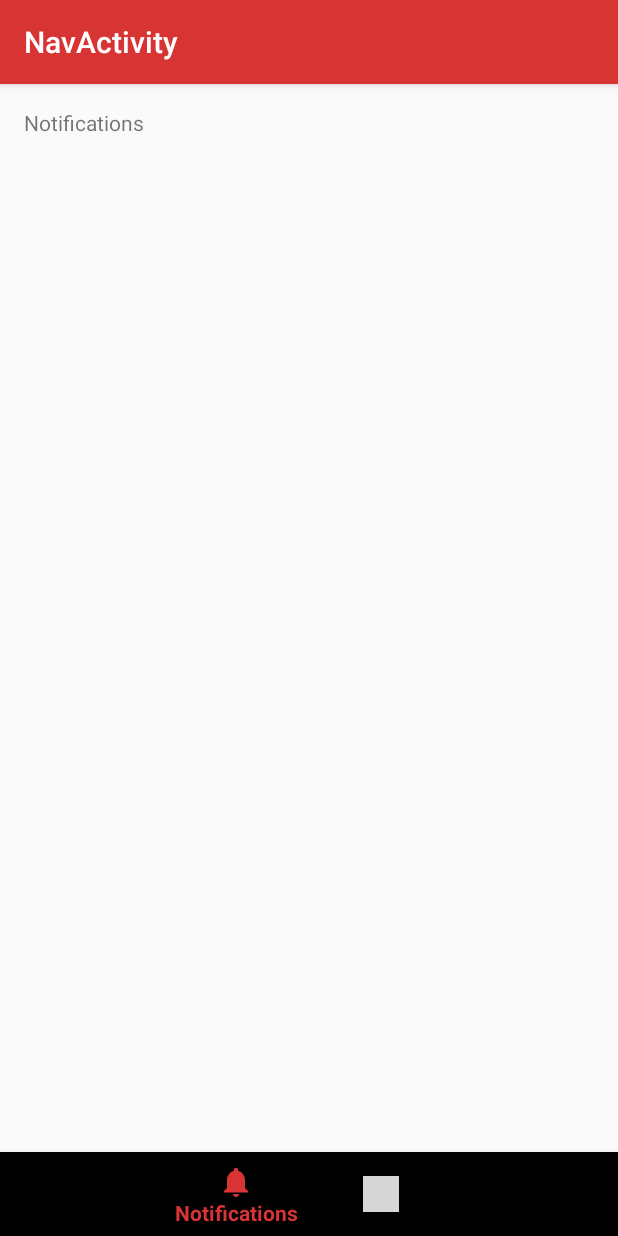
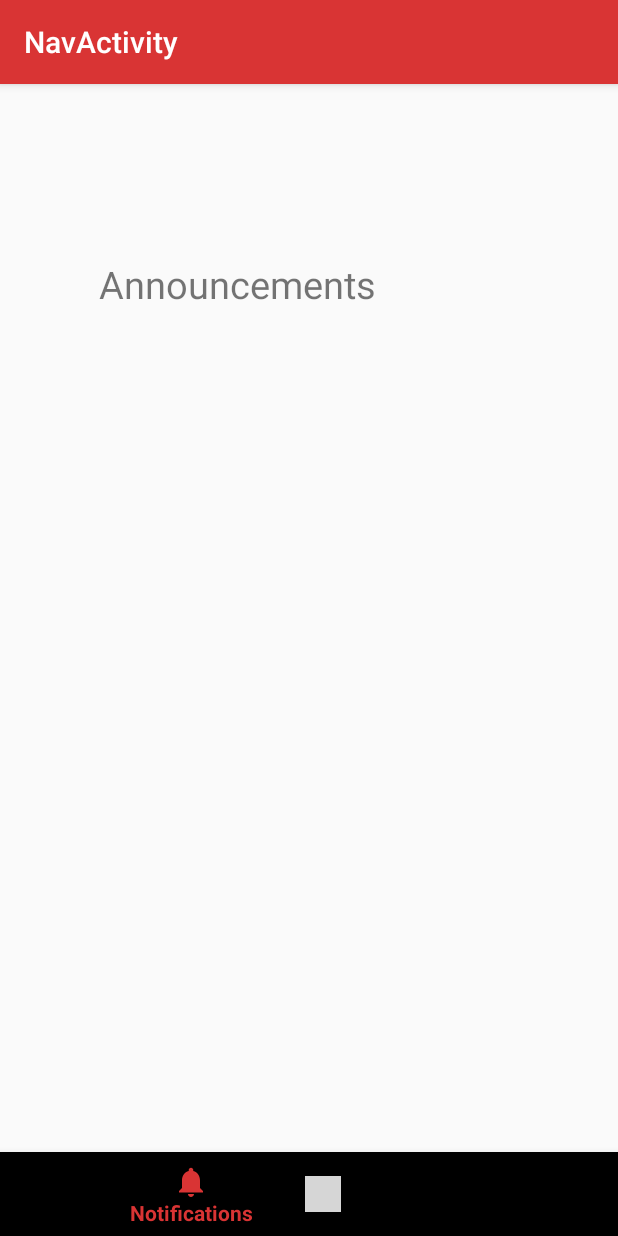
Before and after one commit to SChakravorti21/SakaiClientAndroid, an Android app: the NavActivity screen opened directly, with no data from a screen before it, item 2 of the bottom bar chosen, on a phone screen of 412 x 824 dp. Run offline under Robolectric (Android 15) with nearby library versions, the phone set to English and light mode, and no system bars; grey boxes are pictures that could not be loaded.

Commit message:
simple fragments working

```diff
--- /dev/null
+++ b/app/src/main/java/com/example/development/sakaiclientandroid/AnnouncementsFragment.java
@@ -0,0 +1,16 @@
+package com.example.development.sakaiclientandroid;
+
+import android.os.Bundle;
+import android.support.annotation.Nullable;
+import android.support.v4.app.Fragment;
+import android.view.LayoutInflater;
+import android.view.View;
+import android.view.ViewGroup;
+
+public class AnnouncementsFragment extends Fragment {
+    @Nullable
+    @Override
+    public View onCreateView(LayoutInflater inflater, @Nullable ViewGroup container, @Nullable Bundle savedInstanceState) {
+        return inflater.inflate(R.layout.fragment_announcements, null);
+    }
+}
--- /dev/null
+++ b/app/src/main/java/com/example/development/sakaiclientandroid/HomeFragment.java
@@ -0,0 +1,18 @@
+package com.example.development.sakaiclientandroid;
+
+import android.os.Bundle;
+import android.support.annotation.Nullable;
+import android.support.v4.app.Fragment;
+import android.view.LayoutInflater;
+import android.view.View;
+import android.view.ViewGroup;
+
+public class HomeFragment extends Fragment {
+
+    @Nullable
+    @Override
+    public View onCreateView(LayoutInflater inflater, @Nullable ViewGroup container, @Nullable Bundle savedInstanceState) {
+
+        return inflater.inflate(R.layout.fragment_home, null);
+    }
+}
--- a/app/src/main/java/com/example/development/sakaiclientandroid/NavActivity.java
+++ b/app/src/main/java/com/example/development/sakaiclientandroid/NavActivity.java
@@ -3,45 +3,60 @@ package com.example.development.sakaiclientandroid;
 import android.os.Bundle;
 import android.support.annotation.NonNull;
 import android.support.design.widget.BottomNavigationView;
+import android.support.v4.app.Fragment;
 import android.support.v7.app.AppCompatActivity;
 import android.view.MenuItem;
 import android.widget.TextView;
 
-public class NavActivity extends AppCompatActivity {
+public class NavActivity extends AppCompatActivity
+        implements BottomNavigationView.OnNavigationItemSelectedListener{
 
-    private TextView mTextMessage;
-
-    private BottomNavigationView.OnNavigationItemSelectedListener mOnNavigationItemSelectedListener
-            = new BottomNavigationView.OnNavigationItemSelectedListener() {
-
-        @Override
-        public boolean onNavigationItemSelected(@NonNull MenuItem item) {
-            switch (item.getItemId()) {
-                case R.id.navigation_home:
-                    mTextMessage.setText(R.string.title_home);
-                    return true;
-                case R.id.navigation_assignments:
-                    mTextMessage.setText(R.string.title_dashboard);
-                    return true;
-                case R.id.navigation_notifications:
-                    mTextMessage.setText(R.string.title_notifications);
-                    return true;
-                case R.id.navigation_gradebook:
-                    mTextMessage.setText(R.string.title_notifications);
-                    return true;
-            }
-            return false;
-        }
-    };
 
     @Override
     protected void onCreate(Bundle savedInstanceState) {
         super.onCreate(savedInstanceState);
         setContentView(R.layout.activity_nav);
 
-        mTextMessage = (TextView) findViewById(R.id.message);
-        BottomNavigationView navigation = (BottomNavigationView) findViewById(R.id.navigation);
-        navigation.setOnNavigationItemSelectedListener(mOnNavigationItemSelectedListener);
+        BottomNavigationView navigation = findViewById(R.id.navigation);
+        navigation.setOnNavigationItemSelectedListener(this);
+
+        loadFragment(new HomeFragment());
     }
 
+
+    private boolean loadFragment(Fragment fragment) {
+
+        if(fragment != null) {
+
+            getSupportFragmentManager()
+                    .beginTransaction()
+                    .replace(R.id.fragment_container, fragment)
+                    .commit();
+
+            return true;
+        }
+
+        return false;
+    }
+
+
+    @Override
+    public boolean onNavigationItemSelected(@NonNull MenuItem item) {
+
+
+        Fragment fragment = null;
+
+        switch(item.getItemId()) {
+
+            case R.id.navigation_home:
+                fragment = new HomeFragment();
+                break;
+            case R.id.navigation_notifications:
+                fragment = new AnnouncementsFragment();
+                break;
+        }
+
+        return this.loadFragment(fragment);
+
+    }
 }
--- a/app/src/main/res/layout/activity_nav.xml
+++ b/app/src/main/res/layout/activity_nav.xml
@@ -7,23 +7,29 @@
     android:layout_height="match_parent"
     tools:context=".NavActivity">
 
-    <TextView
-        android:id="@+id/message"
-        android:layout_width="wrap_content"
-        android:layout_height="wrap_content"
-        android:layout_marginLeft="@dimen/activity_horizontal_margin"
-        android:layout_marginStart="@dimen/activity_horizontal_margin"
-        android:layout_marginTop="@dimen/activity_vertical_margin"
-        android:text="@string/title_home"
-        app:layout_constraintLeft_toLeftOf="parent"
-        app:layout_constraintTop_toTopOf="parent" />
+    <FrameLayout
+        android:id="@+id/fragment_container"
+        android:layout_width="371dp"
+        android:layout_height="match_parent"
+        android:layout_marginEnd="8dp"
+        android:layout_marginLeft="8dp"
+        android:layout_marginRight="8dp"
+        android:layout_marginStart="8dp"
+        android:layout_marginTop="8dp"
+        android:layout_marginBottom="56dp"
+        app:layout_constraintBottom_toTopOf="@+id/navigation"
+        app:layout_constraintEnd_toEndOf="parent"
+        app:layout_constraintHorizontal_bias="0.333"
+        app:layout_constraintStart_toStartOf="parent"
+        app:layout_constraintTop_toTopOf="parent"
+        app:layout_constraintVertical_bias="0.0">
+
+    </FrameLayout>
 
     <android.support.design.widget.BottomNavigationView
         android:id="@+id/navigation"
         android:layout_width="0dp"
         android:layout_height="wrap_content"
-        android:layout_marginEnd="0dp"
-        android:layout_marginStart="0dp"
         app:layout_constraintBottom_toBottomOf="parent"
         app:layout_constraintLeft_toLeftOf="parent"
         app:layout_constraintRight_toRightOf="parent"
--- /dev/null
+++ b/app/src/main/res/layout/fragment_announcements.xml
@@ -0,0 +1,21 @@
+<?xml version="1.0" encoding="utf-8"?>
+<android.support.constraint.ConstraintLayout xmlns:android="http://schemas.android.com/apk/res/android"
+    xmlns:app="http://schemas.android.com/apk/res-auto"
+    xmlns:tools="http://schemas.android.com/tools"
+    android:layout_width="match_parent"
+    android:layout_height="match_parent">
+
+    <TextView
+        android:textSize="25dp"
+        android:paddingTop="100dp"
+        android:paddingHorizontal="50dp"
+        android:id="@+id/textView"
+        android:layout_width="0dp"
+        android:layout_height="match_parent"
+        android:layout_marginTop="8dp"
+        android:text="Announcements"
+        app:layout_constraintEnd_toEndOf="parent"
+        app:layout_constraintStart_toStartOf="parent"
+        app:layout_constraintTop_toTopOf="parent" />
+
+</android.support.constraint.ConstraintLayout>
--- /dev/null
+++ b/app/src/main/res/layout/fragment_home.xml
@@ -0,0 +1,21 @@
+<?xml version="1.0" encoding="utf-8"?>
+<android.support.constraint.ConstraintLayout xmlns:android="http://schemas.android.com/apk/res/android"
+    xmlns:app="http://schemas.android.com/apk/res-auto"
+    xmlns:tools="http://schemas.android.com/tools"
+    android:layout_width="match_parent"
+    android:layout_height="match_parent">
+
+    <TextView
+        android:textSize="25dp"
+        android:paddingTop="100dp"
+        android:paddingHorizontal="50dp"
+        android:id="@+id/textView"
+        android:layout_width="0dp"
+        android:layout_height="match_parent"
+        android:layout_marginTop="8dp"
+        android:text="Home"
+        app:layout_constraintEnd_toEndOf="parent"
+        app:layout_constraintStart_toStartOf="parent"
+        app:layout_constraintTop_toTopOf="parent" />
+
+</android.support.constraint.ConstraintLayout>
--- a/app/src/main/res/menu/navigation.xml
+++ b/app/src/main/res/menu/navigation.xml
@@ -21,4 +21,9 @@
         android:icon="@drawable/ic_book"
         android:title="@string/title_gradebook"/>
 
+    <item
+        android:id="@+id/navigation_settings"
+        android:icon="@drawable/ic_gear"
+        android:title="@string/title_settings"/>
+
 </menu>
--- a/app/src/main/res/values/strings.xml
+++ b/app/src/main/res/values/strings.xml
@@ -39,4 +39,5 @@
     <string name="title_notifications">Notifications</string>
     <string name="title_assignments">Assignments</string>
     <string name="title_gradebook">Gradebook</string>
+    <string name="title_settings">Settings</string>
 </resources>
```
Also changed, not shown: app/src/main/res/drawable/ic_gear.png (added).
